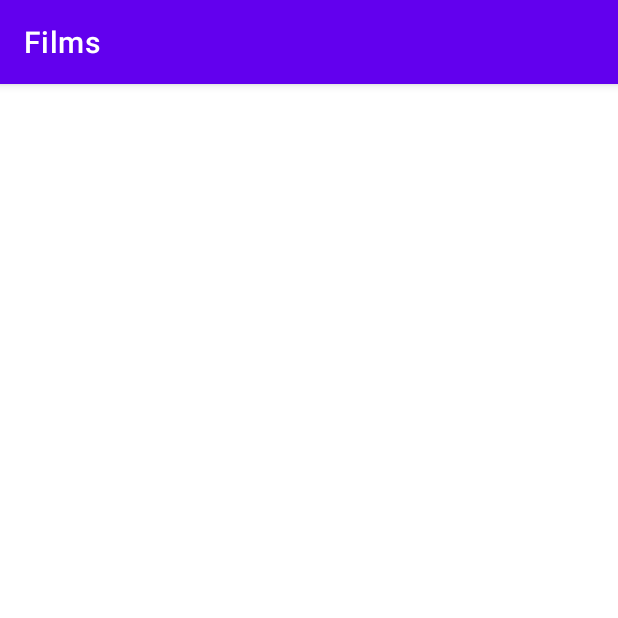
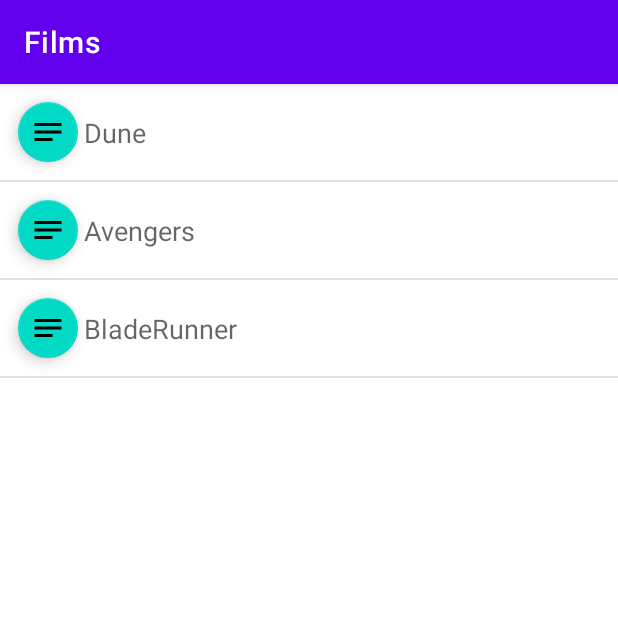
Before and after one commit to N00193346/MobileComputingCA, an Android app: the screen it shows after launch (MainActivity), on a phone screen of 412 x 824 dp, the top half of it. Run offline under Robolectric (Android 15) with nearby library versions, the phone set to English and light mode, and no system bars.

```diff
--- a/app/src/main/java/com/example/mobilecomputingca/FilmsListAdapter.kt
+++ b/app/src/main/java/com/example/mobilecomputingca/FilmsListAdapter.kt
@@ -1,6 +1,8 @@
 package com.example.mobilecomputingca
 
+import android.view.LayoutInflater
 import android.view.View
+import android.view.ViewGroup
 import androidx.recyclerview.widget.RecyclerView
 import com.example.mobilecomputingca.data.FilmEntity
 import com.example.mobilecomputingca.databinding.ListItemBinding
@@ -9,9 +11,28 @@ import com.example.mobilecomputingca.databinding.ListItemBinding
 class FilmsListAdapter(private val filmsList: List<FilmEntity>) :
         RecyclerView.Adapter<FilmsListAdapter.ViewHolder>(){
 
-
-            inner class ViewHolder(itemView: View):
+        inner class ViewHolder(itemView: View):
                 RecyclerView.ViewHolder(itemView){
                 val binding = ListItemBinding.bind(itemView)
             }
+
+    //Get reference to views and return viewholder object
+    override fun onCreateViewHolder(parent: ViewGroup, viewType: Int): ViewHolder {
+        val inflater = LayoutInflater.from(parent.context)
+        //Get reference to the route of the xml file
+        val view = inflater.inflate(R.layout.list_item, parent, false)
+        return ViewHolder(view)
+    }
+
+    //Called each time data is passed to a recycler view row
+    override fun onBindViewHolder(holder: ViewHolder, position: Int) {
+        //Film's position will be the index
+        val film = filmsList[position]
+        with(holder.binding) {
+            filmTitle.text = film.title
         }
+    }
+
+    //Find out how many films are in the list
+    override fun getItemCount() = filmsList.size
+}
--- a/app/src/main/java/com/example/mobilecomputingca/MainFragment.kt
+++ b/app/src/main/java/com/example/mobilecomputingca/MainFragment.kt
@@ -17,6 +17,7 @@ class MainFragment : Fragment() {
 
     private lateinit var viewModel: MainViewModel
     private lateinit var binding: MainFragmentBinding
+    private lateinit var adapter: FilmsListAdapter
 
     override fun onCreateView(
         inflater: LayoutInflater, container: ViewGroup?,
@@ -39,8 +40,12 @@ class MainFragment : Fragment() {
 
         //Display the sample data to the user
         viewModel.filmsList.observe(viewLifecycleOwner, Observer {
-            //it refers to the films objects being received frp, the films list
+            //it refers to the films objects being received from the films list
             Log.i("filmLogging", it.toString())
+            adapter = FilmsListAdapter(it)
+            binding.recyclerView.adapter = adapter
+            //Telling the recycler view is going to be a list
+            binding.recyclerView.layoutManager = LinearLayoutManager(activity)
         })
 
         return binding.root
--- a/app/src/main/res/layout/list_item.xml
+++ b/app/src/main/res/layout/list_item.xml
@@ -3,7 +3,7 @@
     xmlns:app="http://schemas.android.com/apk/res-auto"
     xmlns:tools="http://schemas.android.com/tools"
     android:layout_width="match_parent"
-    android:layout_height="match_parent">
+    android:layout_height="wrap_content">
 
     <com.google.android.material.floatingactionbutton.FloatingActionButton
         android:id="@+id/floatingActionButton"
@@ -16,10 +16,10 @@
         app:layout_constraintBottom_toBottomOf="parent"
         app:layout_constraintStart_toStartOf="parent"
         app:layout_constraintTop_toTopOf="parent"
-        app:srcCompat="@drawable/ic_add" />
+        app:srcCompat="@drawable/ic_note" />
 
     <TextView
-        android:id="@+id/textView"
+        android:id="@+id/filmTitle"
         android:layout_width="0dp"
         android:layout_height="wrap_content"
         android:ellipsize="end"
```
